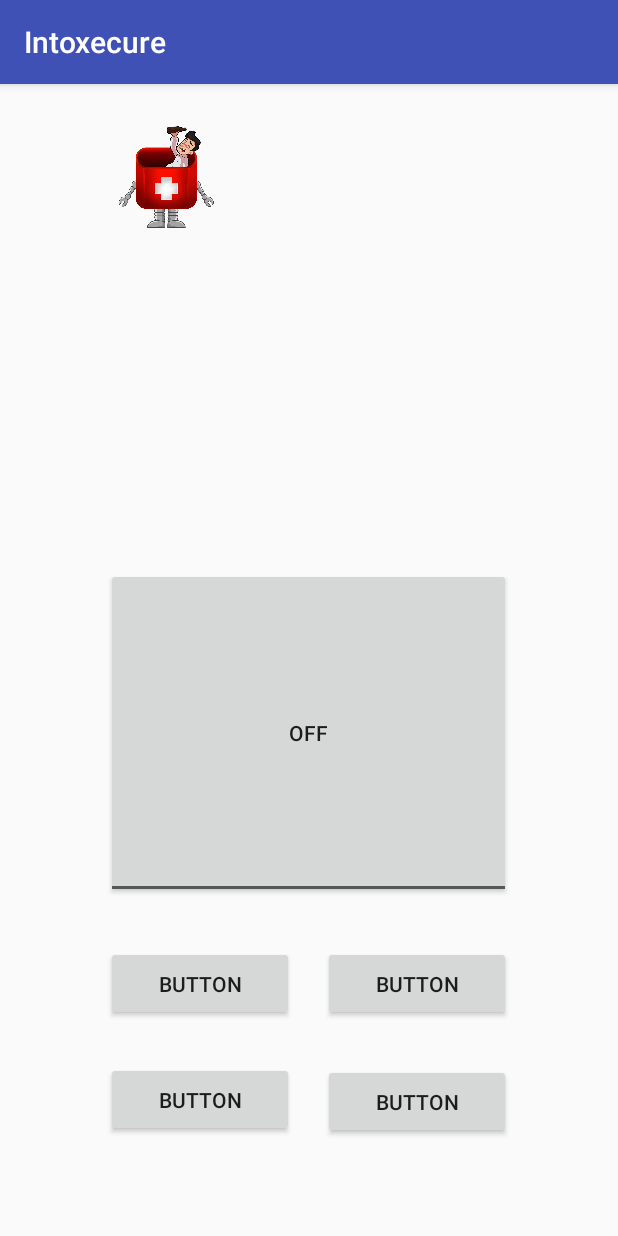
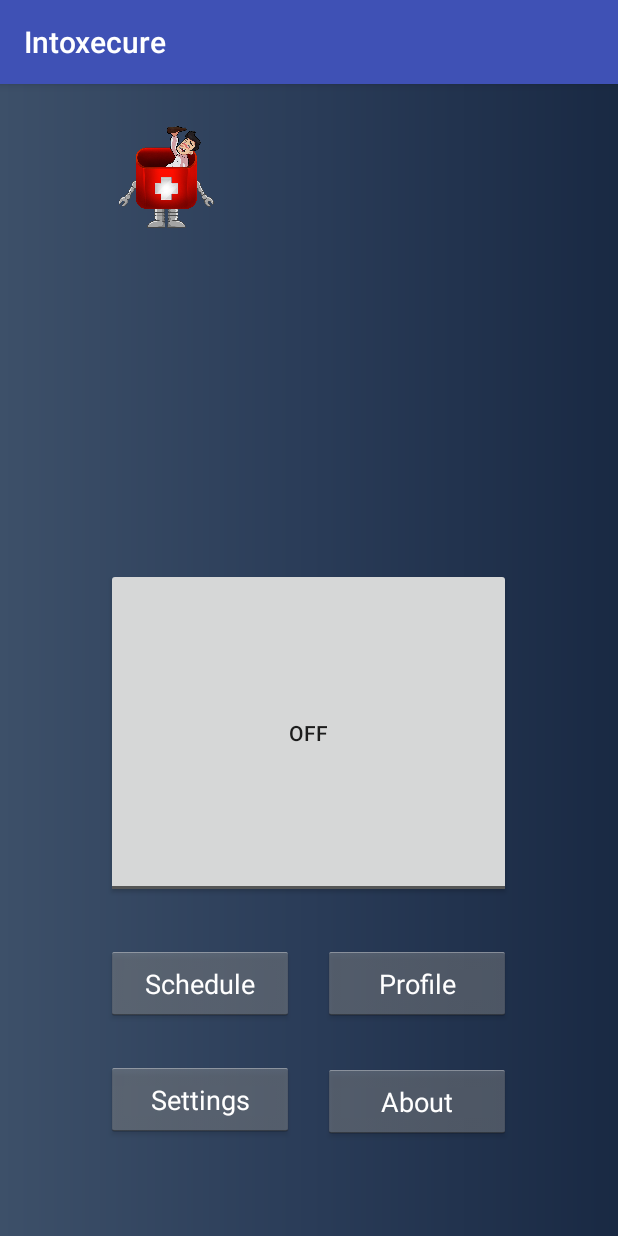
Before and after one commit to Jameyeless/Intoxecure, an Android app: the MainActivity screen opened directly, with no data from a screen before it, on a phone screen of 412 x 824 dp. Run offline under Robolectric (Android 15) with nearby library versions, the phone set to English and light mode, and no system bars.

Commit message:
Initial Commit

```diff
--- a/app/src/main/res/layout/activity_main.xml
+++ b/app/src/main/res/layout/activity_main.xml
@@ -1,49 +1,61 @@
 <?xml version="1.0" encoding="utf-8"?>
 <RelativeLayout xmlns:android="http://schemas.android.com/apk/res/android"
-    xmlns:app="http://schemas.android.com/apk/res-auto"
     android:layout_width="match_parent"
     android:layout_height="match_parent"
+    android:background="@drawable/gradient"
     >
-    <!-- android:background="@drawable/gradient" -->
+    <!--  -->
 
     <Button
         android:id="@+id/button2"
+        style="@android:style/Widget.Holo.Light.Button"
         android:layout_width="125dp"
         android:layout_height="50dp"
         android:layout_alignLeft="@+id/toggleButton"
         android:layout_alignParentBottom="true"
         android:layout_alignStart="@+id/toggleButton"
         android:layout_marginBottom="143dp"
-        android:text="Button" />
+        android:text="@string/schedule_button"
+        android:textAllCaps="false"
+        android:textColor="@android:color/white" />
 
     <Button
         android:id="@+id/button3"
+        style="@android:style/Widget.Holo.Light.Button"
         android:layout_width="125dp"
         android:layout_height="50dp"
         android:layout_alignEnd="@+id/toggleButton"
         android:layout_alignRight="@+id/toggleButton"
         android:layout_below="@+id/toggleButton"
-        android:text="Button" />
+        android:text="@string/profile_button"
+        android:textAllCaps="false"
+        android:textColor="@android:color/white" />
 
     <Button
         android:id="@+id/button4"
+        style="@android:style/Widget.Holo.Light.Button"
         android:layout_width="125dp"
         android:layout_height="50dp"
         android:layout_alignLeft="@+id/button2"
         android:layout_alignStart="@+id/button2"
         android:layout_below="@+id/button3"
         android:layout_marginTop="27dp"
-        android:text="Button" />
+        android:text="@string/settings_button"
+        android:textAllCaps="false"
+        android:textColor="@android:color/background_light" />
 
     <Button
         android:id="@+id/button5"
+        style="@android:style/Widget.Holo.Light.Button"
         android:layout_width="125dp"
         android:layout_height="50dp"
         android:layout_alignBaseline="@+id/button4"
         android:layout_alignBottom="@+id/button4"
         android:layout_alignLeft="@+id/button3"
         android:layout_alignStart="@+id/button3"
-        android:text="Button" />
+        android:text="@string/about_button"
+        android:textAllCaps="false"
+        android:textColor="@android:color/background_light" />
 
     <ToggleButton
         android:id="@+id/toggleButton"
@@ -52,8 +64,7 @@
         android:layout_above="@+id/button2"
         android:layout_centerHorizontal="true"
         android:layout_marginBottom="32dp"
-        android:checked="false"
-        android:text="ToggleButton" />
+        android:checked="false" />
 
     <ImageView
         android:id="@+id/imageView"
@@ -63,6 +74,7 @@
         android:layout_alignParentTop="true"
         android:layout_alignStart="@+id/toggleButton"
         android:layout_marginTop="19dp"
+        android:contentDescription="@string/app_name"
         android:src="@drawable/intoxecure_logo_v1" />
 
 </RelativeLayout>
--- a/app/src/main/res/values/strings.xml
+++ b/app/src/main/res/values/strings.xml
@@ -4,4 +4,13 @@
     <string name="channel_description">Intoxecure Service Channel</string>
     <string name="channel_id">com.intoxecure.intoxecure</string>
     <string name="title_activity_main2">Main2Activity</string>
+    <string name="title_activity_asd">asd</string>
+    <string name="schedule_button">Schedule</string>
+    <string name="settings_button">Settings</string>
+    <string name="profile_button">Profile</string>
+    <string name="about_button">About</string>
+    <string name="no_account_link">No Account? Register Here</string>
+    <string name="login_button">Login</string>
+    <string name="username_text">Username</string>
+    <string name="password_text">Password</string>
 </resources>
```
Also changed, not shown: app/src/main/AndroidManifest.xml (+3 -7 lines), app/src/main/res/layout/activity_login.xml (+11 -8 lines).
